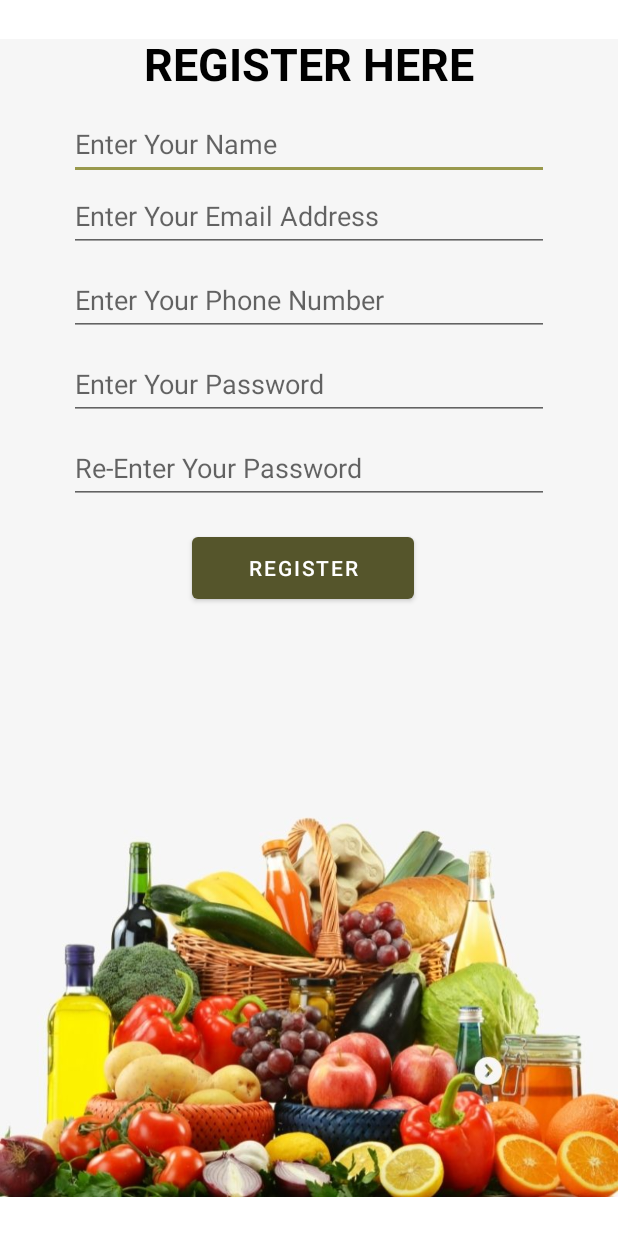
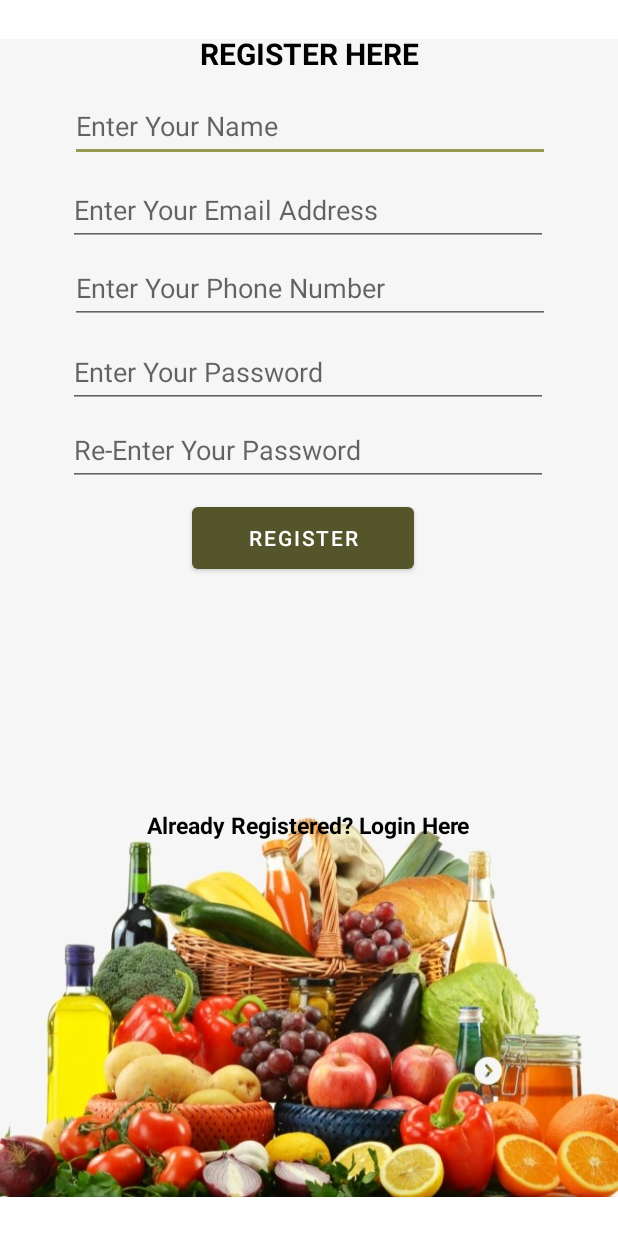
Before and after one commit to SahanPunchihewa/MAD-Project-Y2-S2, an Android app: the layout activity_customer_register.xml on its own in the app's theme, with its tools: preview values and no code run, on a phone screen of 412 x 824 dp. Run offline under Robolectric (Android 15) with nearby library versions, the phone set to English and light mode, and no system bars.

Commit message:
Customer Register Complete

```diff
--- a/app/src/main/AndroidManifest.xml
+++ b/app/src/main/AndroidManifest.xml
@@ -13,7 +13,7 @@
         android:supportsRtl="true"
         android:theme="@style/Theme.MobileApplication">
         <activity
-            android:name=".CustomerRegisterActivity"
+            android:name=".activities.customer.CustomerRegisterActivity"
             android:exported="false" />
         <activity
             android:name=".activities.grocery.MainActivityG"
--- a/app/src/main/res/layout/activity_customer_register.xml
+++ b/app/src/main/res/layout/activity_customer_register.xml
@@ -19,81 +19,81 @@
         app:layout_constraintVertical_bias="0.0" />
 
     <EditText
-        android:id="@+id/cusName"
+        android:id="@+id/etCusName"
         android:layout_width="wrap_content"
         android:layout_height="wrap_content"
-        android:layout_marginTop="72dp"
+        android:layout_marginTop="60dp"
         android:ems="15"
+        android:hint="@string/cust_et_name"
         android:inputType="textPersonName"
         android:minHeight="48dp"
-        android:hint="@string/cust_et_name"
         app:layout_constraintEnd_toEndOf="parent"
-        app:layout_constraintHorizontal_bias="0.502"
+        app:layout_constraintHorizontal_bias="0.505"
         app:layout_constraintStart_toStartOf="parent"
         app:layout_constraintTop_toTopOf="parent" />
 
     <EditText
-        android:id="@+id/cusEmail"
+        android:id="@+id/etCusEmail"
         android:layout_width="wrap_content"
         android:layout_height="wrap_content"
-        android:layout_marginTop="120dp"
+        android:layout_marginTop="116dp"
         android:ems="15"
+        android:hint="@string/cust_et_email"
         android:inputType="textEmailAddress"
         android:minHeight="48dp"
-        android:hint="@string/cust_et_email"
         app:layout_constraintEnd_toEndOf="parent"
-        app:layout_constraintHorizontal_bias="0.502"
+        app:layout_constraintHorizontal_bias="0.494"
         app:layout_constraintStart_toStartOf="parent"
         app:layout_constraintTop_toTopOf="@+id/imageView6" />
 
     <EditText
-        android:id="@+id/cusPhone"
+        android:id="@+id/etCusPhone"
         android:layout_width="wrap_content"
         android:layout_height="wrap_content"
-        android:layout_marginTop="176dp"
+        android:layout_marginTop="168dp"
         android:ems="15"
+        android:hint="@string/cust_et_phone"
         android:inputType="number"
         android:minHeight="48dp"
-        android:hint="@string/cust_et_phone"
         app:layout_constraintEnd_toEndOf="parent"
-        app:layout_constraintHorizontal_bias="0.502"
+        app:layout_constraintHorizontal_bias="0.505"
         app:layout_constraintStart_toStartOf="parent"
         app:layout_constraintTop_toTopOf="parent" />
 
     <EditText
-        android:id="@+id/cusPass"
+        android:id="@+id/etCusPass"
         android:layout_width="wrap_content"
         android:layout_height="wrap_content"
-        android:layout_marginTop="232dp"
+        android:layout_marginTop="224dp"
         android:ems="15"
+        android:hint="@string/cust_et_password"
         android:inputType="textPersonName"
         android:minHeight="48dp"
-        android:hint="@string/cust_et_password"
         app:layout_constraintEnd_toEndOf="parent"
-        app:layout_constraintHorizontal_bias="0.497"
+        app:layout_constraintHorizontal_bias="0.494"
         app:layout_constraintStart_toStartOf="parent"
         app:layout_constraintTop_toTopOf="parent" />
 
     <EditText
-        android:id="@+id/cusCPass"
+        android:id="@+id/etCusCPass"
         android:layout_width="wrap_content"
         android:layout_height="wrap_content"
-        android:layout_marginTop="288dp"
+        android:layout_marginTop="276dp"
         android:ems="15"
+        android:hint="@string/cust_et_confirmPassword"
         android:inputType="textPersonName"
-        android:minHeight="48dp"
-        android:hint="@string/cust_et_confirmPassword"
+        android:minHeight="48sp"
         app:layout_constraintEnd_toEndOf="parent"
-        app:layout_constraintHorizontal_bias="0.502"
+        app:layout_constraintHorizontal_bias="0.494"
         app:layout_constraintStart_toStartOf="parent"
         app:layout_constraintTop_toTopOf="parent" />
 
     <Button
-        android:id="@+id/regBtn"
+        android:id="@+id/RegBtn"
         android:layout_width="148dp"
         android:layout_height="53dp"
         android:layout_marginStart="128dp"
-        android:layout_marginTop="352dp"
+        android:layout_marginTop="332dp"
         android:text="@string/cust_resiter_btn"
         app:layout_constraintStart_toStartOf="parent"
         app:layout_constraintTop_toTopOf="parent" />
@@ -106,7 +106,7 @@
         android:textAlignment="center"
         android:textAllCaps="true"
         android:textColor="@color/black"
-        android:textSize="30sp"
+        android:textSize="20sp"
         android:textStyle="bold"
         app:layout_constraintBottom_toBottomOf="parent"
         app:layout_constraintEnd_toEndOf="parent"
@@ -116,4 +116,21 @@
         app:layout_constraintVertical_bias="0.028" />
 
 
+    <TextView
+        android:id="@+id/TvLogin"
+        android:layout_width="wrap_content"
+        android:layout_height="wrap_content"
+        android:text="Already Registered? Login Here"
+        android:textAlignment="center"
+        android:textColor="@color/black"
+        android:textSize="15sp"
+        android:textStyle="bold"
+        app:layout_constraintBottom_toBottomOf="parent"
+        app:layout_constraintEnd_toEndOf="parent"
+        app:layout_constraintHorizontal_bias="0.497"
+        app:layout_constraintStart_toStartOf="parent"
+        app:layout_constraintTop_toTopOf="parent"
+        app:layout_constraintVertical_bias="0.672" />
+
+
 </androidx.constraintlayout.widget.ConstraintLayout>
--- a/app/src/main/res/values/strings.xml
+++ b/app/src/main/res/values/strings.xml
@@ -17,7 +17,6 @@
     <string name="cust_et_password">Enter Your Password</string>
     <string name="cust_et_confirmPassword">Re-Enter Your Password</string>
     <string name="cust_resiter_btn">Register</string>
-    <string name="cust_email">Email</string>
     <string name="cust_pw">Password</string>
     <string name="Cust_login_btn">Login</string>
     <string name="Bakery_manager_email">Email</string>
```
Also changed, not shown: app/src/main/java/com/example/mobileapplication/activities/MainActivity.java (+8 -5 lines), app/src/main/java/com/example/mobileapplication/activities/RegisterActivity.java (deleted, +0 -56 lines), app/src/main/java/com/example/mobileapplication/activities/customer/CustomerRegisterActivity.java (+74 -0 lines), app/src/main/java/com/example/mobileapplication/activities/customer/LoginActivity.java (+11 -12 lines), app/src/main/java/com/example/mobileapplication/models/CustomerModel.java (+6 -6 lines), app/src/main/java/com/example/mobileapplication/models/PaymentModel.java (+5 -5 lines), app/src/main/res/layout/activity_customer_login.xml (+53 -19 lines), app/src/main/res/layout/activity_login.xml (+19 -18 lines), app/src/main/res/layout/activity_main.xml (+4 -3 lines).
